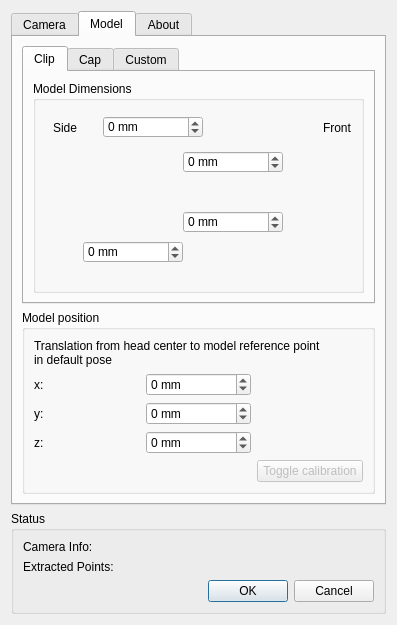
This is ftnoir_tracker_pt/FTNoIR_PT_Controls.ui in opentrack/opentrack as Qt 5 draws it before an edit. The edited form follows.
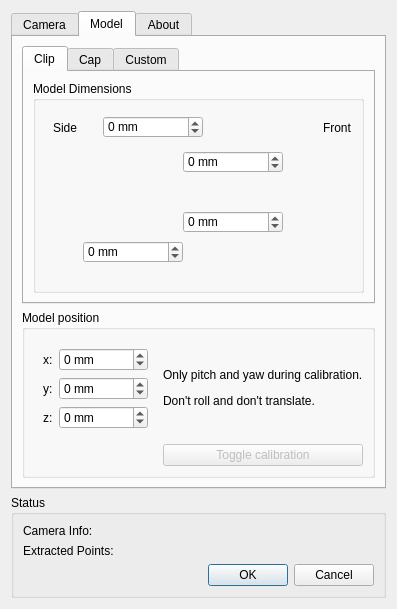
This is the edited form. The open tabs and pages were chosen to show the change. Icons and pictures are not drawn.

Commit message: pt: add informative text on calibration

The edit to the form file:
```diff
--- a/ftnoir_tracker_pt/FTNoIR_PT_Controls.ui
+++ b/ftnoir_tracker_pt/FTNoIR_PT_Controls.ui
@@ -970,20 +970,29 @@
           <string>Model position</string>
          </property>
          <layout class="QGridLayout" name="gridLayout_4">
-          <item row="3" column="1">
-           <widget class="QSpinBox" name="tz_spin">
-            <property name="suffix">
-             <string> mm</string>
+          <item row="0" column="0">
+           <widget class="QFrame" name="frame_2">
+            <property name="frameShape">
+             <enum>QFrame::NoFrame</enum>
             </property>
-            <property name="minimum">
-             <number>-65535</number>
+            <property name="frameShadow">
+             <enum>QFrame::Raised</enum>
             </property>
-            <property name="maximum">
-             <number>65536</number>
+            <layout class="QGridLayout" name="gridLayout_11">
+             <item row="0" column="0">
+              <widget class="QLabel" name="label_61">
+               <property name="sizePolicy">
+                <sizepolicy hsizetype="Maximum" vsizetype="Preferred">
+                 <horstretch>0</horstretch>
+                 <verstretch>0</verstretch>
+                </sizepolicy>
+               </property>
+               <property name="text">
+                <string>x:</string>
             </property>
            </widget>
           </item>
-          <item row="1" column="1">
+             <item row="0" column="1">
            <widget class="QSpinBox" name="tx_spin">
             <property name="suffix">
              <string> mm</string>
@@ -996,48 +1005,69 @@
             </property>
            </widget>
           </item>
-          <item row="2" column="0">
+             <item row="1" column="0">
            <widget class="QLabel" name="label_62">
+               <property name="sizePolicy">
+                <sizepolicy hsizetype="Maximum" vsizetype="Preferred">
+                 <horstretch>0</horstretch>
+                 <verstretch>0</verstretch>
+                </sizepolicy>
+               </property>
             <property name="text">
              <string>y:</string>
             </property>
            </widget>
           </item>
-          <item row="3" column="0">
+             <item row="1" column="1">
+              <widget class="QSpinBox" name="ty_spin">
+               <property name="suffix">
+                <string> mm</string>
+               </property>
+               <property name="minimum">
+                <number>-65535</number>
+               </property>
+               <property name="maximum">
+                <number>65536</number>
+               </property>
+              </widget>
+             </item>
+             <item row="2" column="0">
            <widget class="QLabel" name="label_66">
+               <property name="sizePolicy">
+                <sizepolicy hsizetype="Maximum" vsizetype="Preferred">
+                 <horstretch>0</horstretch>
+                 <verstretch>0</verstretch>
+                </sizepolicy>
+               </property>
             <property name="text">
              <string>z:</string>
             </property>
            </widget>
           </item>
-          <item row="1" column="0">
-           <widget class="QLabel" name="label_61">
-            <property name="text">
-             <string>x:</string>
-            </property>
-           </widget>
-          </item>
-          <item row="0" column="0" colspan="3">
+             <item row="2" column="1">
+              <widget class="QSpinBox" name="tz_spin">
+               <property name="suffix">
+                <string> mm</string>
+               </property>
+               <property name="minimum">
+                <number>-65535</number>
+               </property>
+               <property name="maximum">
+                <number>65536</number>
+               </property>
+              </widget>
+             </item>
+            </layout>
+           </widget>
+          </item>
+          <item row="0" column="1">
            <widget class="QLabel" name="label_59">
             <property name="text">
-             <string>&lt;html&gt;&lt;head/&gt;&lt;body&gt;&lt;p&gt;Translation from head center to model reference point&lt;br/&gt; in default pose&lt;/p&gt;&lt;/body&gt;&lt;/html&gt;</string>
+             <string>&lt;html&gt;&lt;head/&gt;&lt;body&gt;&lt;p&gt;Only pitch and yaw during calibration.&lt;/p&gt;&lt;p&gt;Don't roll and don't translate.&lt;/p&gt;&lt;/body&gt;&lt;/html&gt;</string>
             </property>
            </widget>
           </item>
           <item row="2" column="1">
-           <widget class="QSpinBox" name="ty_spin">
-            <property name="suffix">
-             <string> mm</string>
-            </property>
-            <property name="minimum">
-             <number>-65535</number>
-            </property>
-            <property name="maximum">
-             <number>65536</number>
-            </property>
-           </widget>
-          </item>
-          <item row="4" column="2">
            <widget class="QPushButton" name="tcalib_button">
             <property name="enabled">
              <bool>false</bool>
```
Left out of the diff: 127 changed lines with no effect on the pictures. Lines whose indentation alone changed are shown as unchanged.
